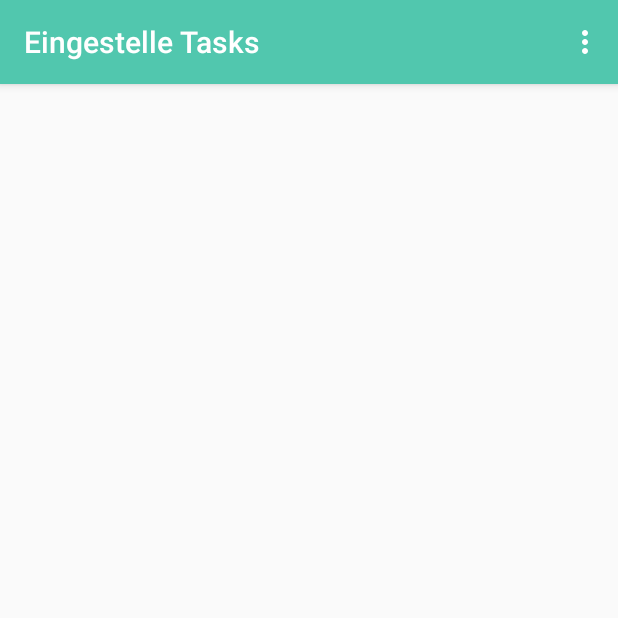
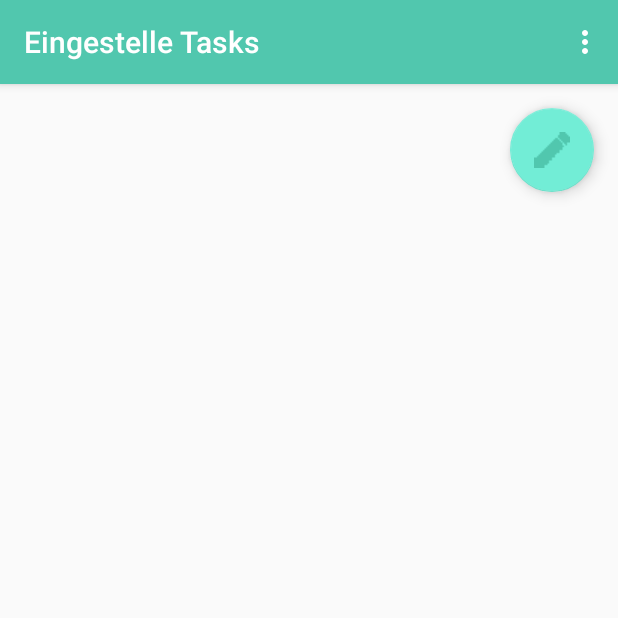
Before and after one commit to develkd/todo, an Android app: the screen it shows after launch (MainActivity), on a phone screen of 412 x 824 dp, the top half of it. Run offline under Robolectric (Android 15) with nearby library versions, the phone set to English and light mode, and no system bars.

Commit message:
-- Button for creating added

```diff
--- a/app/src/main/java/kd/master/de/todolist/MainActivity.java
+++ b/app/src/main/java/kd/master/de/todolist/MainActivity.java
@@ -4,6 +4,8 @@ import android.content.ContentValues;
 import android.content.DialogInterface;
 import android.database.Cursor;
 import android.database.sqlite.SQLiteDatabase;
+import android.support.design.widget.FloatingActionButton;
+import android.support.design.widget.Snackbar;
 import android.support.v7.app.AlertDialog;
 import android.support.v7.app.AppCompatActivity;
 import android.os.Bundle;
@@ -48,7 +50,19 @@ public class MainActivity extends AppCompatActivity {
                 //  editSelectedDialog((TextView)findViewById(R.id.list_item));
             }
         });
-      //  editText = (EditText)findViewById(R.id.editText);
+
+
+        FloatingActionButton fab = (FloatingActionButton) findViewById(R.id.item_edit);
+        fab.setOnClickListener(new View.OnClickListener() {
+            @Override
+            public void onClick(View view) {
+             //   Snackbar.make(view, "Replace with your own action", Snackbar.LENGTH_LONG)
+               //         .setAction("Action", null).show();
+                addNewTaskDialog();
+            }
+        });
+
+        //  editText = (EditText)findViewById(R.id.editText);
         updateUI();
     }
 
@@ -88,9 +102,7 @@ public class MainActivity extends AppCompatActivity {
                         db.close();
                         updateUI();
                     }
-                })
-
-                .setNegativeButton("Abbrechen",null).create();
+                }).setNegativeButton("Abbrechen",null).create();
         dialog.show();
 
     }
@@ -116,9 +128,7 @@ public class MainActivity extends AppCompatActivity {
                         db.close();
                         updateUI();
                     }
-                })
-
-                .setNegativeButton("Abbrechen",null).create();
+                }).setNegativeButton("Abbrechen",null).create();
         dialog.show();
 
     }
--- a/app/src/main/res/layout/activity_main.xml
+++ b/app/src/main/res/layout/activity_main.xml
@@ -1,5 +1,5 @@
 <?xml version="1.0" encoding="utf-8"?>
-<LinearLayout xmlns:android="http://schemas.android.com/apk/res/android"
+<android.support.design.widget.CoordinatorLayout xmlns:android="http://schemas.android.com/apk/res/android"
     xmlns:app="http://schemas.android.com/apk/res-auto"
     xmlns:tools="http://schemas.android.com/tools"
     android:layout_width="wrap_content"
@@ -15,11 +15,22 @@
         android:id="@+id/list_todo"
         android:layout_width="match_parent"
         android:layout_height="match_parent"
+        android:layout_alignParentBottom="false"
         android:layout_alignParentStart="true"
+        android:layout_alignParentTop="false"
         android:elevation="0dp"
         android:listSelector="@drawable/list_divider"
         tools:layout_editor_absoluteX="17dp"
         tools:layout_editor_absoluteY="111dp" />
 
 
-</LinearLayout>
+    <android.support.design.widget.FloatingActionButton
+        android:id="@+id/item_edit"
+        android:layout_width="wrap_content"
+        android:layout_height="wrap_content"
+        android:layout_gravity="bottom|end"
+        android:layout_margin="@dimen/item_edit_margin"
+        android:clickable="true"
+        app:srcCompat="@drawable/edit_mode" />
+
+</android.support.design.widget.CoordinatorLayout>
```
Also changed, not shown: app/src/main/res/values/dimens.xml (added, +8 -0 lines), 1 other file.
